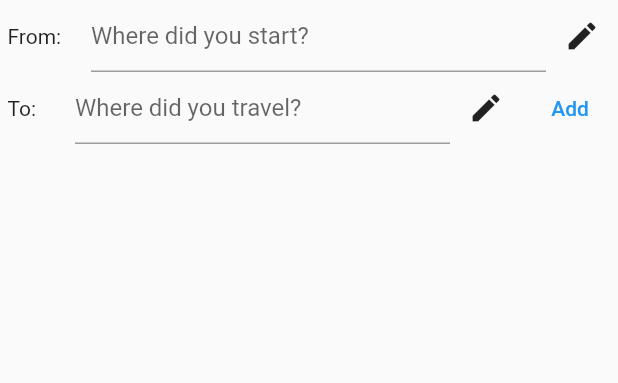
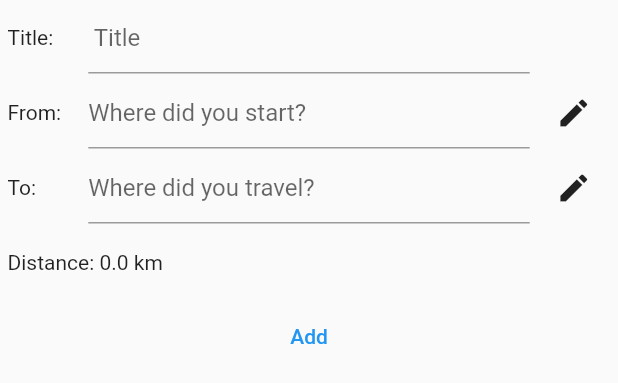
Before and after one commit to ItsMeLucifer/rioko, a Flutter app: the AddNewPlace widget shown alone on an empty page, opened directly, after a tap on "Add", on a phone screen of 412 x 824 dp. Shown: the top 383 px of the screen. Run offline on Flutter 3.47's test engine with Material 2 defaults, Android fonts, the light colour scheme and no system bars; our stand-ins replace cloud_firestore, firebase_auth, firebase_core, firebase_database, flutter_map, flutter_riverpod and 4 more; missing offline and left inert: flutter_map_marker_cluster; accounts and stored records are empty.

Commit message:
Implemented the add new place feature, Refactoring of the addNewPlace sheet, Added new fields to the AddNewPlace shet

```diff
--- a/lib/service/firestore_database_service.dart
+++ b/lib/service/firestore_database_service.dart
@@ -1,4 +1,5 @@
 import 'package:cloud_firestore/cloud_firestore.dart';
+import 'package:flutter/foundation.dart';
 import 'package:rioko/common/utilities.dart';
 import 'package:rioko/model/travel_place.dart';
 import 'package:rioko/model/user.dart';
@@ -21,8 +22,9 @@ class FirestoreDatabaseService {
   }
 
   Future<void> addNewPlace(TravelPlace place, String userId) async {
+    debugPrint('got: $place, $userId');
     CollectionReference users = FirebaseFirestore.instance.collection('users');
-    users.doc(userId).collection('places').doc(place.id).set({
+    await users.doc(userId).collection('places').doc(place.id).set({
       'id': place.id,
       'origin': Utilities.latLngToGeoPoint(place.originCoordinates),
       'destination': Utilities.latLngToGeoPoint(place.destinationCoordinates),
--- a/lib/view/Map/map_display.dart
+++ b/lib/view/Map/map_display.dart
@@ -5,7 +5,7 @@ import 'package:flutter_riverpod/flutter_riverpod.dart';
 import 'package:font_awesome_flutter/font_awesome_flutter.dart';
 import 'package:latlong2/latlong.dart';
 import 'package:rioko/main.dart';
-import 'package:rioko/view/map/widgets/add_new_place.dart';
+import 'package:rioko/view/map/widgets/add_new_place/add_new_place.dart';
 
 class MapDisplay extends ConsumerWidget {
   const MapDisplay({Key? key}) : super(key: key);
@@ -23,6 +23,10 @@ class MapDisplay extends ConsumerWidget {
       addNewPlaceVM.originPlacemark = await geolocationVM
           .getPlacemarkFromCoordinates(authVM.currentUser!.home!);
     }
+    addNewPlaceVM.destination = null;
+    addNewPlaceVM.description = '';
+    addNewPlaceVM.title = '';
+    addNewPlaceVM.destinationPlacemark = null;
     showModalBottomSheet(context: context, builder: (_) => AddNewPlace());
   }
 
--- a/lib/view/Map/widgets/add_new_place.dart
+++ /dev/null
@@ -1,135 +0,0 @@
-import 'package:flutter/material.dart';
-import 'package:flutter_riverpod/flutter_riverpod.dart';
-import 'package:geocoding/geocoding.dart';
-import 'package:latlong2/latlong.dart';
-import 'package:rioko/main.dart';
-import 'package:rioko/model/travel_place.dart';
-import 'package:rioko/view/components/text_field.dart';
-
-class AddNewPlace extends ConsumerWidget {
-  AddNewPlace({Key? key}) : super(key: key);
-
-  final TextEditingController destinationTextController =
-      TextEditingController();
-  final TextEditingController originTextController = TextEditingController();
-  final TextEditingController titleController = TextEditingController();
-  final TextEditingController descriptionController = TextEditingController();
-
-  @override
-  Widget build(BuildContext context, WidgetRef ref) {
-    final authVM = ref.watch(authenticationProvider);
-    final geolocationVM = ref.watch(geolocationProvider);
-    final mapVM = ref.watch(mapProvider);
-    final addNewPlaceVM = ref.watch(addNewPlaceProvider);
-    return Column(
-      children: [
-        Row(
-          children: [
-            const Expanded(
-                child: Padding(
-              padding: EdgeInsets.only(left: 5.0),
-              child: Text('From: '),
-            )),
-            Expanded(
-              flex: 5,
-              child: CustomTextField(
-                enabled: addNewPlaceVM.origin == null,
-                onSubmitted: (value) async {
-                  if (value.length > 3) {
-                    await geolocationVM
-                        .getLocationsFromAddress(value)
-                        .then((latLng) {
-                      if (latLng != null) {
-                        geolocationVM
-                            .getPlacemarkFromCoordinates(latLng)
-                            .then((placemark) {
-                          if (placemark != null) {
-                            addNewPlaceVM.originPlacemark = placemark;
-                          }
-                        });
-                        addNewPlaceVM.origin = latLng;
-                      }
-                    });
-                  }
-                },
-                hintText: addNewPlaceVM.originPlacemark == null
-                    ? 'Where did you start?'
-                    : geolocationVM.getAddressFromPlacemark(
-                        addNewPlaceVM.originPlacemark!),
-                controller: originTextController,
-              ),
-            ),
-            IconButton(
-              enableFeedback: addNewPlaceVM.origin != null,
-              onPressed: () {
-                addNewPlaceVM.origin = null;
-                addNewPlaceVM.originPlacemark = null;
-              },
-              icon: const Icon(Icons.edit),
-            ),
-          ],
-        ),
-        Row(
-          children: [
-            const Expanded(
-                child: Padding(
-              padding: EdgeInsets.only(left: 5.0),
-              child: Text('To: '),
-            )),
-            Expanded(
-              flex: 5,
-              child: CustomTextField(
-                enabled: addNewPlaceVM.destination == null,
-                onSubmitted: (value) async {
-                  if (value.length > 3) {
-                    await geolocationVM
-                        .getLocationsFromAddress(value)
-                        .then((latLng) {
-                      if (latLng != null) {
-                        geolocationVM
-                            .getPlacemarkFromCoordinates(latLng)
-                            .then((placemark) {
-                          if (placemark != null) {
-                            addNewPlaceVM.destinationPlacemark = placemark;
-                          }
-                        });
-                        mapVM.mapMoveTo(
-                          position: latLng,
-                        );
-                        addNewPlaceVM.destination = latLng;
-                      }
-                    });
-                  }
-                },
-                hintText: addNewPlaceVM.destinationPlacemark == null
-                    ? 'Where did you travel?'
-                    : geolocationVM.getAddressFromPlacemark(
-                        addNewPlaceVM.destinationPlacemark!),
-                controller: destinationTextController,
-              ),
-            ),
-            IconButton(
-              enableFeedback: addNewPlaceVM.destination != null,
-              onPressed: () {
-                addNewPlaceVM.destination = null;
-                addNewPlaceVM.destinationPlacemark = null;
-              },
-              icon: const Icon(Icons.edit),
-            ),
-            TextButton(
-              onPressed: () {
-                addNewPlaceVM.travelPlace = addNewPlaceVM.travelPlace!.copyWith(
-                  originCoordinates: addNewPlaceVM.origin,
-                  destinationCoordinates: addNewPlaceVM.destination,
-                  title: titleController.text,
-                  description: descriptionController.text,
-                );
-              },
-              child: const Text('Add'),
-            ),
-          ],
-        ),
-      ],
-    );
-  }
-}
--- /dev/null
+++ b/lib/view/Map/widgets/add_new_place/add_new_place.dart
@@ -0,0 +1,150 @@
+import 'package:flutter/material.dart';
+import 'package:flutter_riverpod/flutter_riverpod.dart';
+import 'package:geocoding/geocoding.dart';
+import 'package:latlong2/latlong.dart';
+import 'package:rioko/main.dart';
+import 'package:rioko/model/travel_place.dart';
+import 'package:rioko/view/components/text_field.dart';
+import 'package:rioko/view/map/widgets/add_new_place/add_new_place_text_field.dart';
+
+class AddNewPlace extends ConsumerWidget {
+  AddNewPlace({Key? key}) : super(key: key);
+
+  final TextEditingController destinationTextController =
+      TextEditingController();
+  final TextEditingController originTextController = TextEditingController();
+  final TextEditingController titleTextController = TextEditingController();
+  final TextEditingController descriptionTextController =
+      TextEditingController();
+
+  @override
+  Widget build(BuildContext context, WidgetRef ref) {
+    final geolocationVM = ref.watch(geolocationProvider);
+    final addNewPlaceVM = ref.watch(addNewPlaceProvider);
+    final kilometers = geolocationVM.getDistanceInKilometers(
+        addNewPlaceVM.origin, addNewPlaceVM.destination);
+    return Column(
+      children: [
+        AddNewPlaceTextField(
+          prefix: 'Title: ',
+          textField: CustomTextField(
+            hintText:
+                addNewPlaceVM.title == '' ? ' Title' : addNewPlaceVM.title,
+            controller: titleTextController,
+            onChanged: (title) {
+              addNewPlaceVM.title = title;
+            },
+          ),
+        ),
+        AddNewPlaceTextField(
+          textField: CustomTextField(
+            enabled: addNewPlaceVM.origin == null,
+            onSubmitted: (value) => _onSubmittedOrigin(value, ref),
+            hintText: addNewPlaceVM.originPlacemark == null
+                ? 'Where did you start?'
+                : geolocationVM
+                    .getAddressFromPlacemark(addNewPlaceVM.originPlacemark!),
+            controller: originTextController,
+          ),
+          prefix: 'From: ',
+          onPressedEdit: () {
+            addNewPlaceVM.origin = null;
+            addNewPlaceVM.originPlacemark = null;
+          },
+        ),
+        AddNewPlaceTextField(
+          textField: CustomTextField(
+            enabled: addNewPlaceVM.destination == null,
+            onSubmitted: (value) => _onSubmittedDestination(value, ref),
+            hintText: addNewPlaceVM.destinationPlacemark == null
+                ? 'Where did you travel?'
+                : geolocationVM.getAddressFromPlacemark(
+                    addNewPlaceVM.destinationPlacemark!),
+            controller: destinationTextController,
+          ),
+          prefix: 'To: ',
+          onPressedEdit: () {
+            addNewPlaceVM.destination = null;
+            addNewPlaceVM.destinationPlacemark = null;
+          },
+        ),
+        AddNewPlaceTextField(
+          prefix: 'Distance: $kilometers km',
+        ),
+        TextButton(
+          onPressed: () {
+            final authVM = ref.read(authenticationProvider);
+            final mapVM = ref.read(mapProvider);
+            _onSubmittedOrigin(originTextController.text, ref);
+            _onSubmittedOrigin(destinationTextController.text, ref);
+            if (authVM.currentUser?.id == null ||
+                addNewPlaceVM.travelPlace == null ||
+                addNewPlaceVM.origin == null ||
+                addNewPlaceVM.destination == null) return;
+            addNewPlaceVM.travelPlace = addNewPlaceVM.travelPlace?.copyWith(
+              originCoordinates: addNewPlaceVM.origin,
+              destinationCoordinates: addNewPlaceVM.destination,
+              title: addNewPlaceVM.title,
+              description: addNewPlaceVM.description,
+              kilometers: kilometers,
+            );
+            _addNewTravelPlaceToFirebase(context, ref);
+            mapVM.addTravelPlace(addNewPlaceVM.travelPlace!);
+          },
+          child: const Text('Add'),
+        ),
+      ],
+    );
+  }
+
+  void _addNewTravelPlaceToFirebase(BuildContext context, WidgetRef ref) async {
+    final firestoreDBVM = ref.read(firestoreDatabaseProvider);
+    final addNewPlaceVM = ref.read(addNewPlaceProvider);
+    final authVM = ref.read(authenticationProvider);
+    final response = await firestoreDBVM.addNewPlace(
+        addNewPlaceVM.travelPlace!, authVM.currentUser!.id);
+    if (response == null) {
+      Navigator.of(context).pop();
+    } else {
+      debugPrint('EROR OCCURED');
+    }
+  }
+
+  void _onSubmittedOrigin(String value, WidgetRef ref) async {
+    final geolocationVM = ref.read(geolocationProvider);
+    final addNewPlaceVM = ref.read(addNewPlaceProvider);
+    if (value.length > 3) {
+      await geolocationVM.getLocationsFromAddress(value).then((latLng) {
+        if (latLng != null) {
+          geolocationVM.getPlacemarkFromCoordinates(latLng).then((placemark) {
+            if (placemark != null) {
+              addNewPlaceVM.originPlacemark = placemark;
+            }
+          });
+          addNewPlaceVM.origin = latLng;
+        }
+      });
+    }
+  }
+
+  void _onSubmittedDestination(String value, WidgetRef ref) async {
+    final geolocationVM = ref.read(geolocationProvider);
+    final mapVM = ref.read(mapProvider);
+    final addNewPlaceVM = ref.read(addNewPlaceProvider);
+    if (value.length > 3) {
+      await geolocationVM.getLocationsFromAddress(value).then((latLng) {
+        if (latLng != null) {
+          geolocationVM.getPlacemarkFromCoordinates(latLng).then((placemark) {
+            if (placemark != null) {
+              addNewPlaceVM.destinationPlacemark = placemark;
+            }
+          });
+          mapVM.mapMoveTo(
+            position: latLng,
+          );
+          addNewPlaceVM.destination = latLng;
+        }
+      });
+    }
+  }
+}
--- /dev/null
+++ b/lib/view/Map/widgets/add_new_place/add_new_place_text_field.dart
@@ -0,0 +1,40 @@
+import 'package:flutter/material.dart';
+import 'package:rioko/view/components/text_field.dart';
+
+class AddNewPlaceTextField extends StatelessWidget {
+  final CustomTextField? textField;
+  final Function? onPressedEdit;
+  final String prefix;
+  const AddNewPlaceTextField({
+    Key? key,
+    this.textField,
+    this.onPressedEdit,
+    required this.prefix,
+  }) : super(key: key);
+
+  @override
+  Widget build(BuildContext context) {
+    return SizedBox(
+      height: 50,
+      child: Row(
+        children: [
+          Expanded(
+              flex: textField == null ? 6 : 1,
+              child: Padding(
+                padding: const EdgeInsets.only(left: 5.0),
+                child: Text(prefix),
+              )),
+          if (textField != null) Expanded(flex: 5, child: textField!),
+          Expanded(
+            child: onPressedEdit != null
+                ? IconButton(
+                    onPressed: onPressedEdit as Function(),
+                    icon: const Icon(Icons.edit),
+                  )
+                : const SizedBox(),
+          ),
+        ],
+      ),
+    );
+  }
+}
--- a/lib/viewmodel/geolocation/geolocation_view_model.dart
+++ b/lib/viewmodel/geolocation/geolocation_view_model.dart
@@ -78,4 +78,11 @@ class GeolocationViewModel extends ChangeNotifier {
       return null;
     }
   }
+
+  static const Distance _distance = Distance();
+
+  double getDistanceInKilometers(LatLng? origin, LatLng? destination) {
+    if (origin == null || destination == null) return 0;
+    return _distance.as(LengthUnit.Kilometer, origin, destination);
+  }
 }
--- a/lib/viewmodel/map/add_new_place_view_model.dart
+++ b/lib/viewmodel/map/add_new_place_view_model.dart
@@ -38,4 +38,18 @@ class AddNewPlaceViewModel extends ChangeNotifier {
     _travelPlace = travelPlace;
     notifyListeners();
   }
+
+  String _title = '';
+  String get title => _title;
+  set title(String title) {
+    _title = title;
+    notifyListeners();
+  }
+
+  String _description = '';
+  String get description => _description;
+  set description(String description) {
+    _description = description;
+    notifyListeners();
+  }
 }
--- a/lib/viewmodel/map/map_view_model.dart
+++ b/lib/viewmodel/map/map_view_model.dart
@@ -39,6 +39,11 @@ class MapViewModel extends ChangeNotifier {
     notifyListeners();
   }
 
+  void addTravelPlace(TravelPlace travelPlace) {
+    _travelPlaces.add(travelPlace);
+    notifyListeners();
+  }
+
   final MapController mapController = MapController();
 
   void mapMoveTo({required LatLng position, double zoom = 10}) {
```
Also changed, not shown: lib/viewmodel/firebase/firestore_database_view_model.dart (+10 -0 lines).
